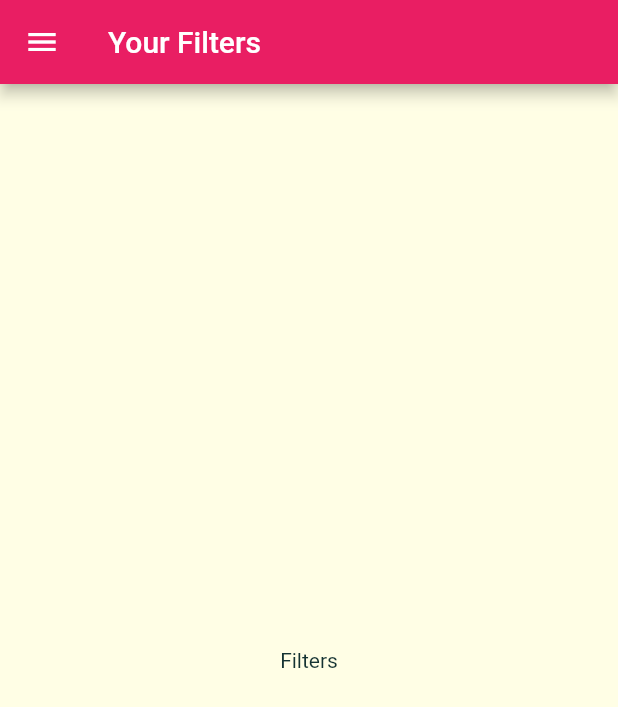
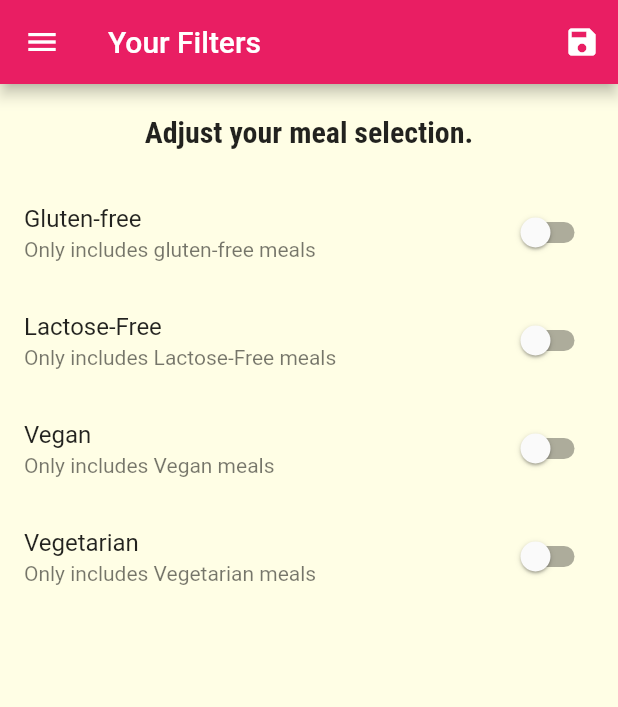
Before and after one commit to mo7ameda7med/meal_application, a Flutter app: the FiltersScreen screen opened by its route, on a phone screen of 412 x 824 dp. Shown: the top 707 px of the screen. Run offline on Flutter 3.47's test engine with Material 2 defaults, Android fonts, the phone set to English and light mode, and no system bars.

Commit message:
update filters

```diff
--- a/lib/main.dart
+++ b/lib/main.dart
@@ -1,4 +1,6 @@
 import 'package:flutter/material.dart';
+import './dummy_data.dart';
+import './models/meal.dart';
 import './screens/filtersScreen.dart';
 import './screens/tabsScreen.dart';
 import './screens/categoryMealScreeen.dart';
@@ -6,8 +8,37 @@ import './screens/mealDetialsScreen.dart';
 
 void main() => runApp(MyApp());
 
-class MyApp extends StatelessWidget {
+class MyApp extends StatefulWidget {
   // This widget is the root of your application.
+  @override
+  _MyAppState createState() => _MyAppState();
+}
+
+class _MyAppState extends State<MyApp> {
+  Map<String, bool> filters = {
+    'gluten': false,
+    'lactose': false,
+    'vegan': false,
+    'vegetarian': false,
+  };
+
+  List<Meal> availableMeal = DUMMY_MEALS;
+
+  void setFilters(Map<String, bool> filterData) {
+    setState(() {
+      filters = filterData;
+
+      availableMeal = DUMMY_MEALS.where((meal) {
+        if (filters['gluten'] && !meal.isGlutenFree) return false;
+        if (filters['lactose'] && !meal.isLactoseFree) return false;
+        if (filters['vegan'] && !meal.isVegan) return false;
+        if (filters['vegetarian'] && !meal.isVegetarian) return false;
+
+        return true;
+      }).toList();
+    });
+  }
+
   @override
   Widget build(BuildContext context) {
     return MaterialApp(
@@ -33,9 +64,10 @@ class MyApp extends StatelessWidget {
       // home: Categories(),
       routes: {
         '/': (context) => TabsScreen(),
-        CategoryMealScreen.routeName: (context) => CategoryMealScreen(),
+        CategoryMealScreen.routeName: (context) =>
+            CategoryMealScreen(availableMeal),
         MealDetailsScreen.routeName: (context) => MealDetailsScreen(),
-        FiltersScreen.routeName: (context) => FiltersScreen(),
+        FiltersScreen.routeName: (context) => FiltersScreen(setFilters,filters),
       },
     );
   }
--- a/lib/screens/filtersScreen.dart
+++ b/lib/screens/filtersScreen.dart
@@ -1,17 +1,113 @@
 import 'package:flutter/material.dart';
 import '../widgets/mainDrawer.dart';
 
-class FiltersScreen extends StatelessWidget {
+class FiltersScreen extends StatefulWidget {
   static const routeName = '/filters';
+  final Function saveFilters;
+  final Map<String, bool> currentFilters;
+
+  FiltersScreen(this.saveFilters, this.currentFilters);
+
+  @override
+  State<StatefulWidget> createState() => _FiltersScreenState();
+}
+
+class _FiltersScreenState extends State<FiltersScreen> {
+  bool isGlutenFree = false;
+  bool isLactoseFree = false;
+  bool isVegan = false;
+  bool isVegetarian = false;
+
+  @override
+  void initState() {
+    //save marker switch
+    isGlutenFree = widget.currentFilters['gluten'];
+    isLactoseFree = widget.currentFilters['lactose'];
+    isVegan = widget.currentFilters['vegan'];
+    isVegetarian = widget.currentFilters['vegetarian'];
+    super.initState();
+  }
+
+  Widget switchTile(
+      String title, String subTitle, bool currentValue, Function updateValue) {
+    return SwitchListTile(
+      title: Text(title),
+      value: currentValue,
+      subtitle: Text(subTitle),
+      onChanged: updateValue,
+    );
+  }
 
   @override
   Widget build(BuildContext context) {
     return Scaffold(
       appBar: AppBar(
         title: Text("Your Filters"),
+        actions: [
+          IconButton(
+            icon: Icon(Icons.save),
+            onPressed: () {
+              final Map<String, bool> selectedFilters = {
+                'gluten': isGlutenFree,
+                'lactose': isLactoseFree,
+                'vegan': isVegan,
+                'vegetarian': isVegetarian,
+              };
+              widget.saveFilters(selectedFilters);
+            },
+          ),
+        ],
       ),
-      body: Center(
-        child: Text("Filters"),
+      body: Column(
+        children: [
+          Container(
+            padding: EdgeInsets.all(20),
+            child: Text(
+              "Adjust your meal selection.",
+              style: Theme.of(context).textTheme.title,
+            ),
+          ),
+          switchTile(
+            "Gluten-free",
+            "Only includes gluten-free meals",
+            isGlutenFree,
+            (newValue) {
+              setState(() {
+                isGlutenFree = newValue;
+              });
+            },
+          ),
+          switchTile(
+            "Lactose-Free",
+            "Only includes Lactose-Free meals",
+            isLactoseFree,
+            (newValue) {
+              setState(() {
+                isLactoseFree = newValue;
+              });
+            },
+          ),
+          switchTile(
+            "Vegan",
+            "Only includes Vegan meals",
+            isVegan,
+            (newValue) {
+              setState(() {
+                isVegan = newValue;
+              });
+            },
+          ),
+          switchTile(
+            "Vegetarian",
+            "Only includes Vegetarian meals",
+            isVegetarian,
+            (newValue) {
+              setState(() {
+                isVegetarian = newValue;
+              });
+            },
+          ),
+        ],
       ),
       drawer: MainDrawer(),
     );
```
Also changed, not shown: lib/screens/categoryMealScreeen.dart (+33 -10 lines), lib/widgets/mealItem.dart (+9 -5 lines).
